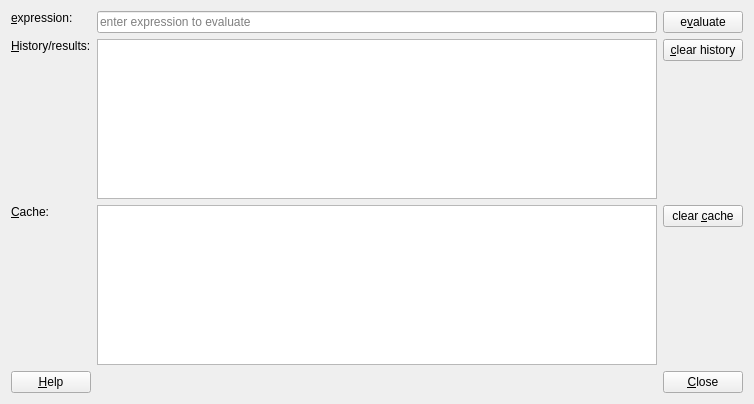
Above: plugins/qfe_calculator/qfecalculatordialog.ui from jkriege2/QuickFit3 before the change. Below: the same form after it.
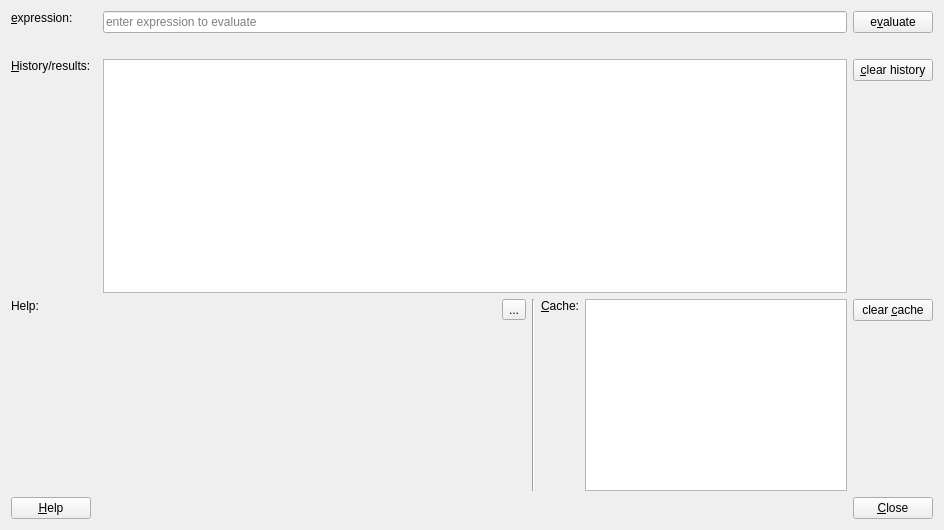
That is the form after the change. Icons and pictures are not drawn.

Commit message: QuickFit3/table: added function to reevaluate all/selected expressions QuickFit3: put all the expression parser reference code into base_classes, so it is available everywhere easily QuickFit3/qfe_calculator: added math expression function reference and online-check of entered expression.

```diff
--- a/plugins/qfe_calculator/qfecalculatordialog.ui
+++ b/plugins/qfe_calculator/qfecalculatordialog.ui
@@ -6,69 +6,35 @@
    <rect>
     <x>0</x>
     <y>0</y>
-    <width>754</width>
-    <height>404</height>
+    <width>944</width>
+    <height>530</height>
    </rect>
   </property>
   <property name="windowTitle">
    <string>Dialog</string>
   </property>
   <layout class="QGridLayout" name="gridLayout">
-   <item row="0" column="1">
+   <item row="0" column="0">
+    <widget class="QLabel" name="label">
+     <property name="text">
+      <string>&amp;expression:</string>
+     </property>
+     <property name="alignment">
+      <set>Qt::AlignLeading|Qt::AlignLeft|Qt::AlignTop</set>
+     </property>
+     <property name="buddy">
+      <cstring>edtExpression</cstring>
+     </property>
+    </widget>
+   </item>
+   <item row="0" column="2">
     <widget class="QLineEdit" name="edtExpression">
      <property name="placeholderText">
       <string>enter expression to evaluate</string>
      </property>
     </widget>
    </item>
-   <item row="1" column="0">
-    <widget class="QLabel" name="label_2">
-     <property name="text">
-      <string>&amp;History/results:</string>
-     </property>
-     <property name="alignment">
-      <set>Qt::AlignLeading|Qt::AlignLeft|Qt::AlignTop</set>
-     </property>
-     <property name="buddy">
-      <cstring>edtExpression</cstring>
-     </property>
-    </widget>
-   </item>
-   <item row="1" column="2">
-    <layout class="QVBoxLayout" name="verticalLayout">
-     <item>
-      <widget class="QPushButton" name="btnClearHistory">
-       <property name="focusPolicy">
-        <enum>Qt::NoFocus</enum>
-       </property>
-       <property name="text">
-        <string>&amp;clear history</string>
-       </property>
-      </widget>
-     </item>
-     <item>
-      <spacer name="verticalSpacer">
-       <property name="orientation">
-        <enum>Qt::Vertical</enum>
-       </property>
-       <property name="sizeHint" stdset="0">
-        <size>
-         <width>20</width>
-         <height>40</height>
-        </size>
-       </property>
-      </spacer>
-     </item>
-    </layout>
-   </item>
-   <item row="1" column="1">
-    <widget class="QPlainTextEdit" name="edtHistory">
-     <property name="readOnly">
-      <bool>true</bool>
-     </property>
-    </widget>
-   </item>
-   <item row="0" column="2">
+   <item row="0" column="3">
     <widget class="QPushButton" name="btnEvaluate">
      <property name="focusPolicy">
       <enum>Qt::NoFocus</enum>
@@ -78,26 +44,10 @@
      </property>
     </widget>
    </item>
-   <item row="0" column="0">
-    <widget class="QLabel" name="label">
-     <property name="text">
-      <string>&amp;expression:</string>
-     </property>
-     <property name="alignment">
-      <set>Qt::AlignLeading|Qt::AlignLeft|Qt::AlignTop</set>
-     </property>
-     <property name="buddy">
-      <cstring>edtExpression</cstring>
-     </property>
-    </widget>
-   </item>
-   <item row="2" column="1">
-    <widget class="QListWidget" name="lstCache"/>
-   </item>
    <item row="2" column="0">
-    <widget class="QLabel" name="label_3">
+    <widget class="QLabel" name="label_2">
      <property name="text">
-      <string>&amp;Cache:</string>
+      <string>&amp;History/results:</string>
      </property>
      <property name="alignment">
       <set>Qt::AlignLeading|Qt::AlignLeft|Qt::AlignTop</set>
@@ -108,19 +58,26 @@
     </widget>
    </item>
    <item row="2" column="2">
-    <layout class="QVBoxLayout" name="verticalLayout_2">
+    <widget class="QPlainTextEdit" name="edtHistory">
+     <property name="readOnly">
+      <bool>true</bool>
+     </property>
+    </widget>
+   </item>
+   <item row="2" column="3">
+    <layout class="QVBoxLayout" name="verticalLayout">
      <item>
-      <widget class="QPushButton" name="btnClearCache">
+      <widget class="QPushButton" name="btnClearHistory">
        <property name="focusPolicy">
         <enum>Qt::NoFocus</enum>
        </property>
        <property name="text">
-        <string>clear &amp;cache</string>
+        <string>&amp;clear history</string>
        </property>
       </widget>
      </item>
      <item>
-      <spacer name="verticalSpacer_2">
+      <spacer name="verticalSpacer">
        <property name="orientation">
         <enum>Qt::Vertical</enum>
        </property>
@@ -134,7 +91,94 @@
      </item>
     </layout>
    </item>
-   <item row="3" column="0" colspan="3">
+   <item row="3" column="0">
+    <widget class="QLabel" name="label_4">
+     <property name="text">
+      <string>Help:</string>
+     </property>
+     <property name="alignment">
+      <set>Qt::AlignLeading|Qt::AlignLeft|Qt::AlignTop</set>
+     </property>
+     <property name="buddy">
+      <cstring>edtExpression</cstring>
+     </property>
+    </widget>
+   </item>
+   <item row="3" column="2" rowspan="2">
+    <layout class="QHBoxLayout" name="horizontalLayout_2" stretch="6,0,0,0,4">
+     <item>
+      <widget class="QLabel" name="labHelp">
+       <property name="minimumSize">
+        <size>
+         <width>100</width>
+         <height>0</height>
+        </size>
+       </property>
+       <property name="text">
+        <string/>
+       </property>
+       <property name="textFormat">
+        <enum>Qt::RichText</enum>
+       </property>
+       <property name="alignment">
+        <set>Qt::AlignLeading|Qt::AlignLeft|Qt::AlignTop</set>
+       </property>
+      </widget>
+     </item>
+     <item>
+      <layout class="QVBoxLayout" name="verticalLayout_3">
+       <item>
+        <widget class="QToolButton" name="btnFunctionHelp">
+         <property name="text">
+          <string>...</string>
+         </property>
+         <property name="icon">
+          <iconset resource="../../lib/lib.qrc">
+           <normaloff>:/lib/help.png</normaloff>:/lib/help.png</iconset>
+         </property>
+        </widget>
+       </item>
+       <item>
+        <spacer name="verticalSpacer_3">
+         <property name="orientation">
+          <enum>Qt::Vertical</enum>
+         </property>
+         <property name="sizeHint" stdset="0">
+          <size>
+           <width>20</width>
+           <height>40</height>
+          </size>
+         </property>
+        </spacer>
+       </item>
+      </layout>
+     </item>
+     <item>
+      <widget class="Line" name="line">
+       <property name="orientation">
+        <enum>Qt::Vertical</enum>
+       </property>
+      </widget>
+     </item>
+     <item>
+      <widget class="QLabel" name="label_3">
+       <property name="text">
+        <string>&amp;Cache:</string>
+       </property>
+       <property name="alignment">
+        <set>Qt::AlignLeading|Qt::AlignLeft|Qt::AlignTop</set>
+       </property>
+       <property name="buddy">
+        <cstring>edtExpression</cstring>
+       </property>
+      </widget>
+     </item>
+     <item>
+      <widget class="QListWidget" name="lstCache"/>
+     </item>
+    </layout>
+   </item>
+   <item row="5" column="0" colspan="4">
     <layout class="QHBoxLayout" name="horizontalLayout">
      <item>
       <widget class="QPushButton" name="pushButton">
@@ -179,6 +223,43 @@
      </item>
     </layout>
    </item>
+   <item row="3" column="3" rowspan="2">
+    <layout class="QVBoxLayout" name="verticalLayout_2">
+     <item>
+      <widget class="QPushButton" name="btnClearCache">
+       <property name="focusPolicy">
+        <enum>Qt::NoFocus</enum>
+       </property>
+       <property name="text">
+        <string>clear &amp;cache</string>
+       </property>
+      </widget>
+     </item>
+     <item>
+      <spacer name="verticalSpacer_2">
+       <property name="orientation">
+        <enum>Qt::Vertical</enum>
+       </property>
+       <property name="sizeHint" stdset="0">
+        <size>
+         <width>20</width>
+         <height>40</height>
+        </size>
+       </property>
+      </spacer>
+     </item>
+    </layout>
+   </item>
+   <item row="1" column="2" colspan="2">
+    <widget class="QLabel" name="labError">
+     <property name="text">
+      <string/>
+     </property>
+     <property name="textFormat">
+      <enum>Qt::RichText</enum>
+     </property>
+    </widget>
+   </item>
   </layout>
  </widget>
  <tabstops>
```
Left out of the diff: 26 changed lines with no effect on the pictures. The commit also changes 20 other files.
